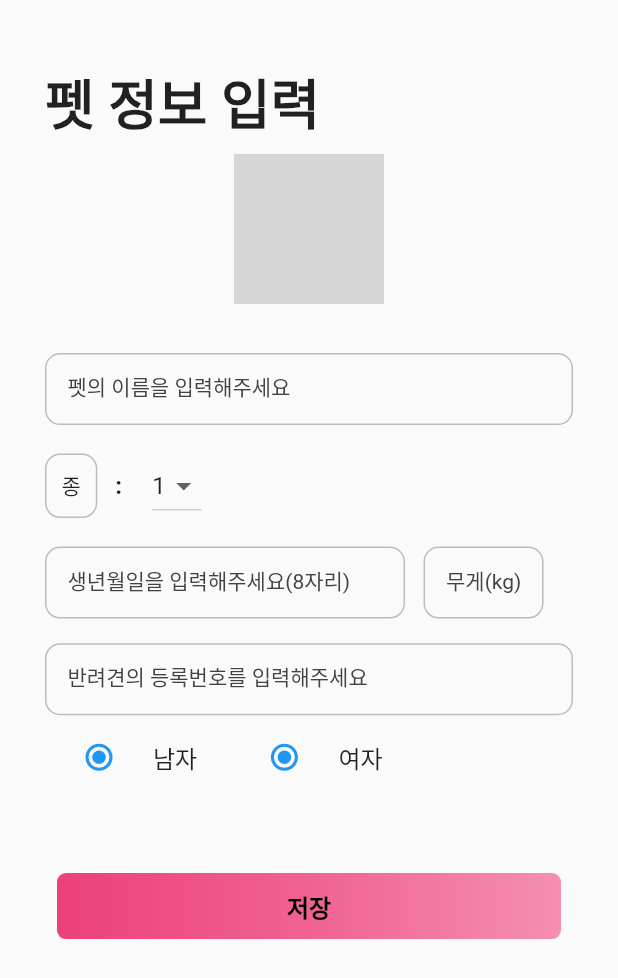
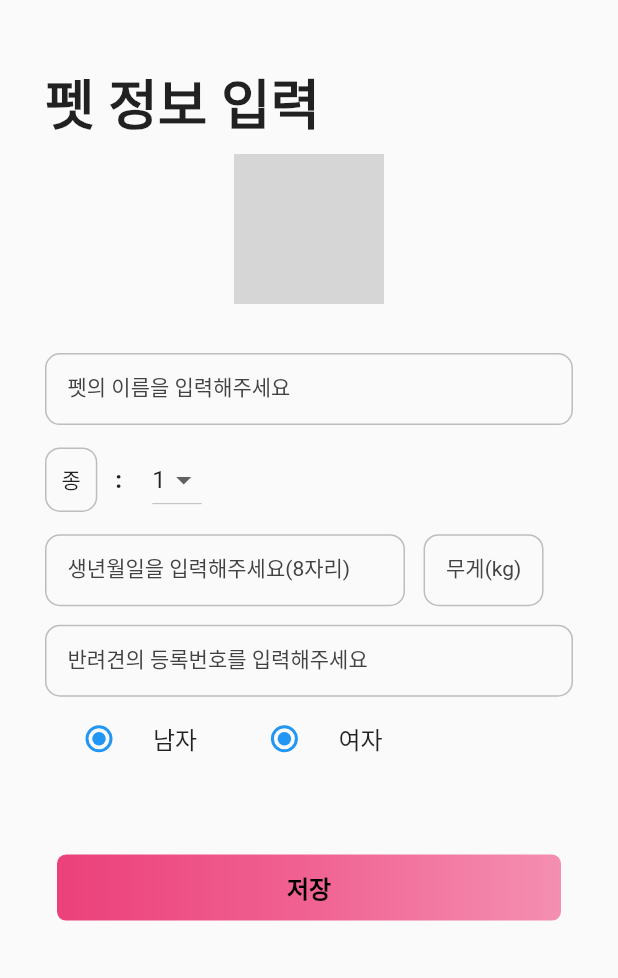
Before and after one commit to JmSmartProject/FrontEnd, a Flutter app: the PetSignupPage screen opened directly, on a phone screen of 412 x 824 dp. Shown: the top 978 px of the screen. Run offline on Flutter 3.47's test engine with Material 2 defaults, Android fonts, the phone set to English and light mode, and no system bars; network calls fail; grey boxes are pictures that could not be loaded.

Commit message:
Update pet_signup.dart

```diff
--- a/JMSmart_project/lib/modules/login_page/pet_signup.dart
+++ b/JMSmart_project/lib/modules/login_page/pet_signup.dart
@@ -88,7 +88,7 @@ class _PetSignupState extends State<PetSignupPage> {
                 ),
               ),
               SizedBox(
-                  height: size.height * 0.02
+                  height: size.height * 0.015
               ),
               Row(
                 children: [
@@ -127,7 +127,7 @@ class _PetSignupState extends State<PetSignupPage> {
                 ],
               ),
               SizedBox(
-                  height: size.height * 0.02
+                  height: size.height * 0.015
               ),
               Row(
                 crossAxisAlignment: CrossAxisAlignment.start,
@@ -176,7 +176,7 @@ class _PetSignupState extends State<PetSignupPage> {
                 ],
               ),
               SizedBox(
-                  height: size.height * 0.02
+                  height: size.height * 0.015
               ),
               TextField(
                 decoration: InputDecoration(
```
